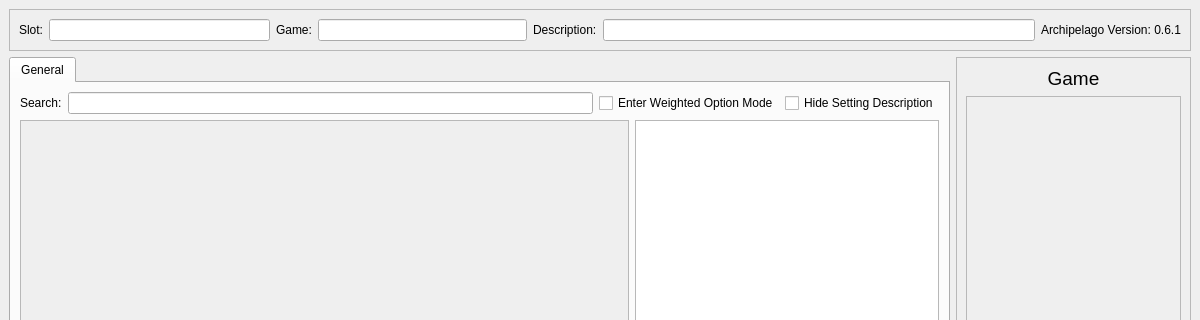
This is main.ui in RayStormThunder/yaml_editor as Qt 5 draws it before an edit; both pictures show x 0 to 1200 and y 0 to 320 of the 1200 by 675 pixel window. The edited form follows.
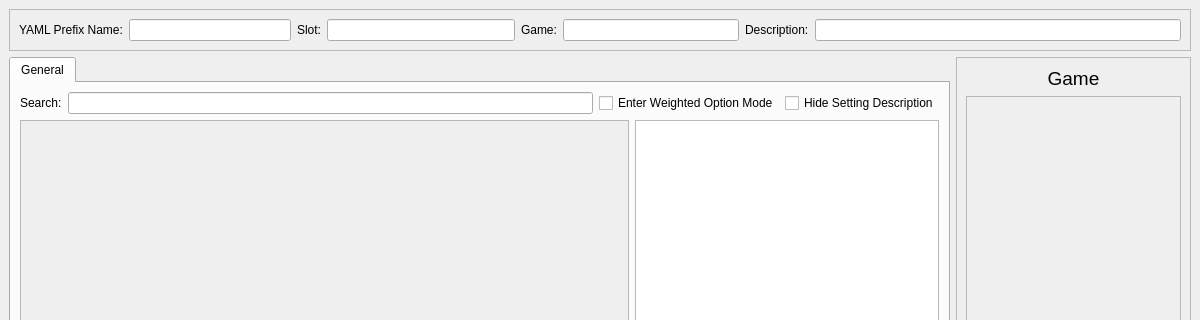
This is the edited form.

Patch:
```diff
--- a/main.ui
+++ b/main.ui
@@ -31,7 +31,21 @@
       </property>
       <layout class="QHBoxLayout" name="horizontalLayout">
        <item>
-        <layout class="QHBoxLayout" name="TopBar" stretch="2,2,4,1">
+        <layout class="QHBoxLayout" name="TopBar" stretch="5,4,4,8">
+         <item>
+          <layout class="QHBoxLayout" name="YAMLGroup">
+           <item>
+            <widget class="QLabel" name="YAMLName">
+             <property name="text">
+              <string>YAML Prefix Name:</string>
+             </property>
+            </widget>
+           </item>
+           <item>
+            <widget class="QLineEdit" name="YAMLLineEdit"/>
+           </item>
+          </layout>
+         </item>
          <item>
           <layout class="QHBoxLayout" name="NameGroup">
            <item>
@@ -61,7 +75,7 @@
           </layout>
          </item>
          <item>
-          <layout class="QHBoxLayout" name="DescriptionGroup">
+          <layout class="QHBoxLayout" name="DescriptionGroup" stretch="0,2">
            <item>
             <widget class="QLabel" name="DescriptionLabel">
              <property name="text">
@@ -74,13 +88,6 @@
            </item>
           </layout>
          </item>
-         <item>
-          <widget class="QLabel" name="PatcherVersion">
-           <property name="text">
-            <string>Archipelago Version: 0.6.1</string>
-           </property>
-          </widget>
-         </item>
         </layout>
        </item>
       </layout>
```
